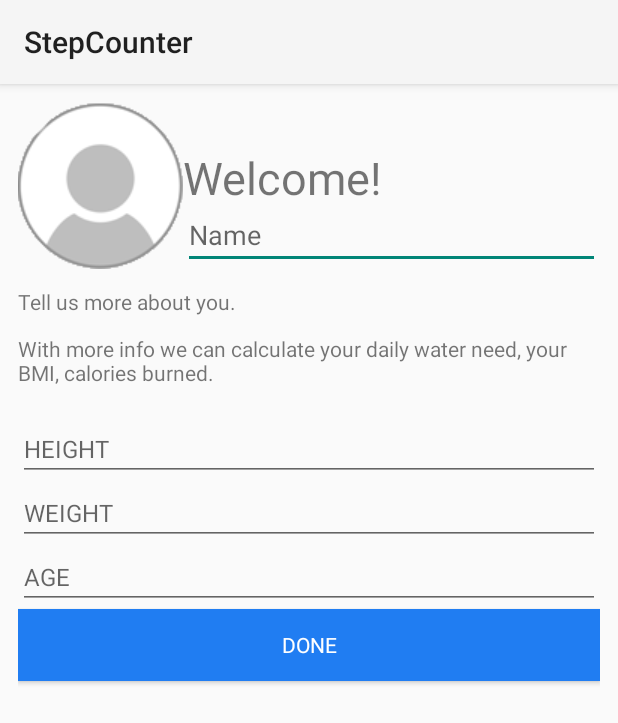
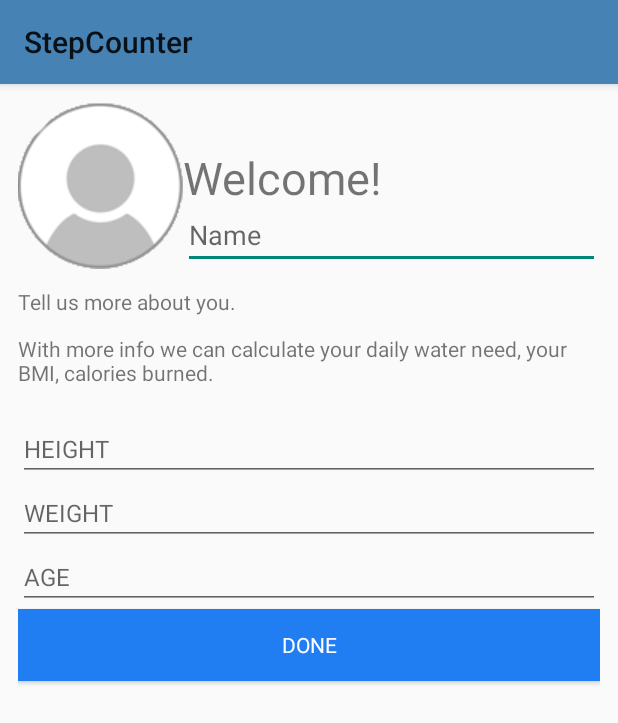
Before and after one commit to vikaspal210/StepCounter, an Android app: the screen it shows after launch (UserInfo), on a phone screen of 412 x 824 dp. Shown: the top 723 px of the screen. Run offline under Robolectric (Android 15) with nearby library versions, the phone set to English and light mode, and no system bars.

```diff
--- a/app/src/main/res/values/styles.xml
+++ b/app/src/main/res/values/styles.xml
@@ -16,5 +16,6 @@
         <item name="android:windowActionBar">false</item>
         <item name="android:windowFullscreen">true</item>
         <item name="android:windowContentOverlay">@null</item>
+        <item name="colorPrimary">@color/SteelBlue</item>
     </style>
 </resources>
```
